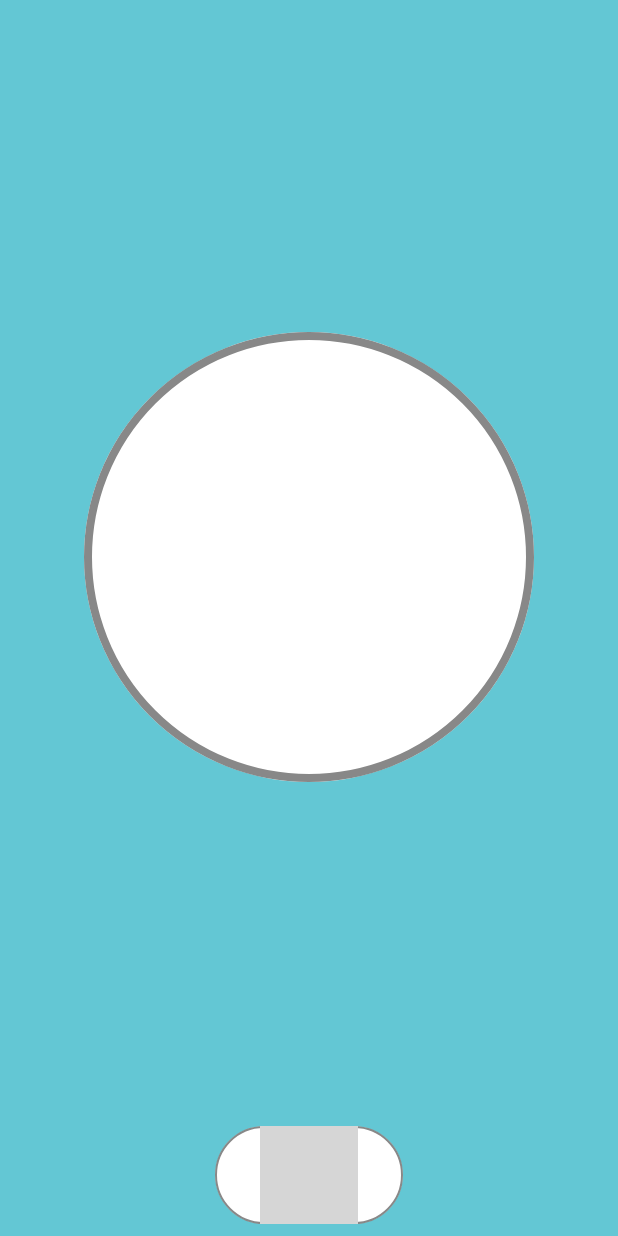
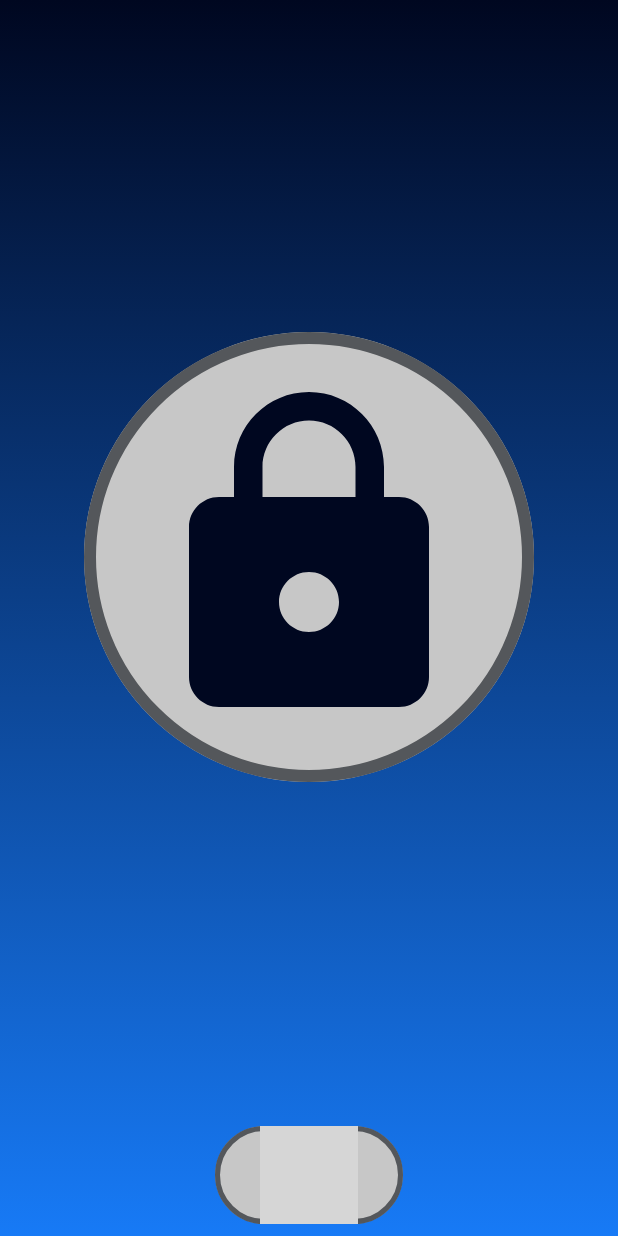
Before and after one commit to EloyPradoMora/BlockRott, an Android app built with Jetpack Compose: the screen it shows after launch (MainActivity), on a phone screen of 412 x 824 dp. Run offline under Robolectric (Android 15) with nearby library versions, the phone set to English and light mode, and no system bars; our stand-ins replace AdMob; grey boxes are pictures that could not be loaded.

Commit message:
feat(ui): Implementa paleta de colores corporativa y actualiza el icono de bloqueo
Actualiza la estética visual de la aplicación para que coincida con la identidad de marca, integrando la paleta de colores del logotipo.

Cambios realizados:
* **Nuevos Colores Temáticos:** Se implementó una nueva paleta de colores base en el tema de la aplicación, extrayendo y aplicando los colores del logo corporativo.
* **Actualización del Icono:** Se reemplazó el icono del botón de bloqueo (`Lock Button Icon`) por uno nuevo y funcional que se adapta correctamente a la nueva estética.

Impacto:
Mejora la cohesión visual de la interfaz de usuario, brindando una experiencia más consistente y alineada con la marca de la aplicación.

```diff
--- a/app/src/main/java/com/example/blockrott/frontend/components/Buttons.kt
+++ b/app/src/main/java/com/example/blockrott/frontend/components/Buttons.kt
@@ -11,6 +11,7 @@ import androidx.compose.foundation.layout.size
 import androidx.compose.foundation.shape.CircleShape
 import androidx.compose.foundation.shape.RoundedCornerShape
 import androidx.compose.material.icons.Icons
+import androidx.compose.material.icons.filled.Lock
 import androidx.compose.material.icons.filled.Menu
 import androidx.compose.material3.Button
 import androidx.compose.material3.ButtonDefaults
@@ -32,9 +33,9 @@ import androidx.compose.ui.Modifier
 import androidx.compose.ui.graphics.Color
 import androidx.compose.ui.unit.dp
 import androidx.compose.runtime.*
-import androidx.compose.ui.layout.ModifierLocalBeyondBoundsLayout
-import androidx.compose.ui.platform.testTag
+import androidx.compose.ui.graphics.Brush
 import androidx.compose.ui.res.painterResource
+import androidx.compose.ui.tooling.preview.Preview
 import androidx.compose.ui.unit.sp
 import com.example.blockrott.frontend.theme.*
 import com.example.blockrott.R.drawable
@@ -49,11 +50,11 @@ fun StatisticsButton(
         onClick = onClick,
         modifier = modifier
             .border(
-                border = BorderStroke(1.dp, Color.Gray),
+                border = BorderStroke(3.dp, BorderColor),
                 shape = shapeborder
             ),
         colors = IconButtonDefaults.iconButtonColors(
-            containerColor = ComponentBackground,
+            containerColor = PrimaryColor,
         )
     ) {
         Icon(
@@ -72,11 +73,16 @@ fun BlockButton(
     Surface(
         modifier = modifier,
         shape = CircleShape,
-        border = BorderStroke(5.dp, Color.Gray),
-        color = ComponentBackground,
+        border = BorderStroke(8.dp, BorderColor),
+        color = PrimaryColor,
         onClick = onClick
     ) {
-        /* IMAGEN BOTON DE CLOCKEO */
+        Icon(
+            imageVector = Icons.Default.Lock,
+            contentDescription = "Candado",
+            modifier = Modifier.padding(30.dp),
+            tint = DarkBlueGradientStart
+        )
     }
 }
 
@@ -179,7 +185,7 @@ fun ConfirmationButton(
         onClick = onClickConfirm,
         colors = ButtonDefaults.buttonColors(
             contentColor = Color.White,
-            containerColor = SecondaryColor
+            containerColor = DarkBlueGradientStart
         )
     ) {
         Text(
@@ -188,3 +194,14 @@ fun ConfirmationButton(
         )
     }
 }
+
+@Preview(showBackground = true)
+@Composable
+fun ButtonPreview(){
+    AppTheme {
+        BlockButton(
+            modifier = Modifier.size(300.dp),
+            onClick = {}
+        )
+    }
+}
--- a/app/src/main/java/com/example/blockrott/frontend/components/ConfigBlock.kt
+++ b/app/src/main/java/com/example/blockrott/frontend/components/ConfigBlock.kt
@@ -123,7 +123,10 @@ fun AppSelector(
     Row(
         modifier = Modifier
             .fillMaxWidth()
-            .background(ComponentSurface)
+            .background(
+                color = ComponentSurface,
+                shape = RoundedCornerShape(20.dp)
+            )
             .border(
                 BorderStroke(1.dp, Color.Gray),
                 shape = RoundedCornerShape(20.dp)
--- a/app/src/main/java/com/example/blockrott/frontend/screens/HomeScreen.kt
+++ b/app/src/main/java/com/example/blockrott/frontend/screens/HomeScreen.kt
@@ -1,5 +1,6 @@
 package com.example.blockrott.frontend.screens
 
+import androidx.compose.foundation.background
 import androidx.compose.foundation.gestures.detectTapGestures
 import androidx.compose.foundation.layout.Arrangement
 import androidx.compose.foundation.layout.Box
@@ -28,9 +29,11 @@ import androidx.compose.ui.platform.LocalContext
 import androidx.lifecycle.viewmodel.compose.viewModel
 import com.example.blockrott.frontend.components.BlockButton
 import androidx.compose.runtime.collectAsState
+import androidx.compose.ui.graphics.Color
 import com.example.blockrott.frontend.components.BlockConfig
 import com.example.blockrott.frontend.components.BottomSheet
 import com.example.blockrott.frontend.components.TimeLimitConfigSheet
+import com.example.blockrott.frontend.theme.*
 
 @Composable
 fun HomeScreen(
@@ -41,8 +44,9 @@ fun HomeScreen(
     LaunchedEffect(Unit) {
         viewModel.verificarPermisos(context)
     }
-
+    Box(modifier = Modifier.fillMaxSize().background(brush = backgroundBrush)){
         Scaffold(
+            containerColor = Color.Transparent,
             bottomBar = {
                 Box(
                     modifier = Modifier
@@ -127,3 +131,4 @@ fun HomeScreen(
             )
         }
     }
+}
--- a/app/src/main/java/com/example/blockrott/frontend/theme/Color.kt
+++ b/app/src/main/java/com/example/blockrott/frontend/theme/Color.kt
@@ -1,9 +1,9 @@
 package com.example.blockrott.frontend.theme
 
-import androidx.compose.runtime.snapshots.SnapshotApplyResult
+import androidx.compose.ui.graphics.Brush
 import androidx.compose.ui.graphics.Color
 
-val AppBackground = Color(0xFF63C7D4)
+val AppBackground = Color(0xFFEBEBEB)
 
 val PrimaryColor = Color(0xFFC7C7C7)
 val SecondaryColor = Color(0xFF7829D3)
@@ -11,6 +11,7 @@ val SecondaryColor = Color(0xFF7829D3)
 //  Colores de los componentes.
 val ComponentBackground = Color(0xFFFFFFFF)
 val ComponentSurface = Color(0xFFEBEBEB)
+val BorderColor = Color(0xFF54575B)
 
 //  Colores de Texto
 val TextPrimary = Color(0xFF000000)
@@ -34,3 +35,10 @@ val Success = Color(0xFF7CE75F)
 val Warning = Color(0xFFE7D95F)
 val Error = Color(0xFFE73434)
 val Information = Color(0xFF575757)
+
+// Backgraund Color brush
+val DarkBlueGradientStart = Color(0xFF000720)
+val MediumBlueGradientEnd = Color(0xFF177AF6)
+val backgroundBrush = Brush.verticalGradient(
+    colors = listOf(DarkBlueGradientStart, MediumBlueGradientEnd)
+)
```
Also changed, not shown: app/src/main/java/com/example/blockrott/frontend/components/Apps.kt (+8 -2 lines). Lines whose indentation alone changed are shown as unchanged.
